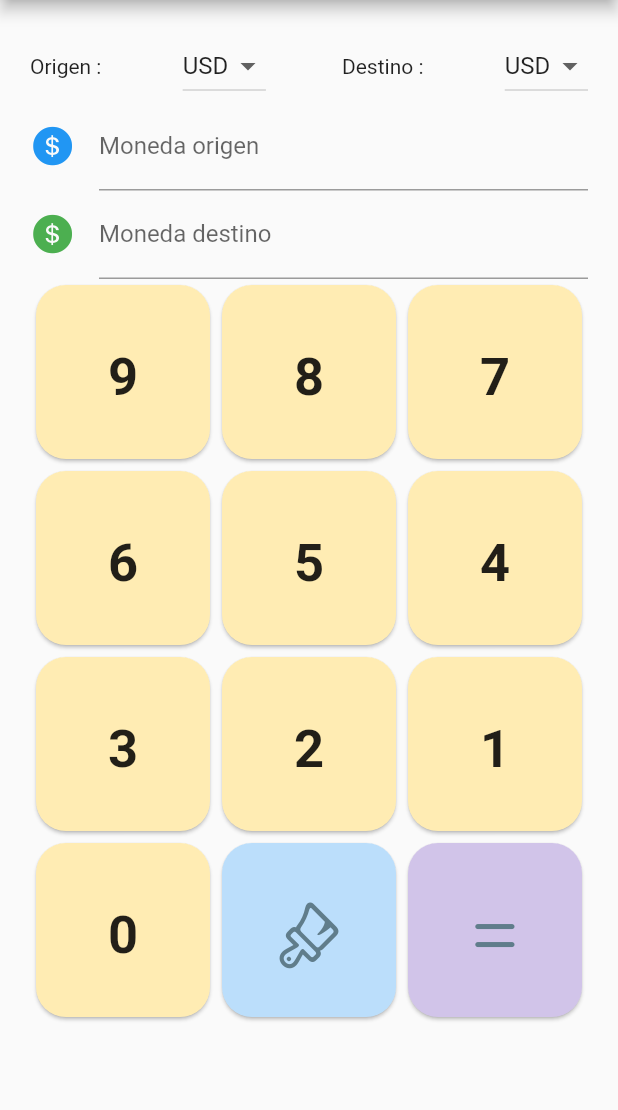
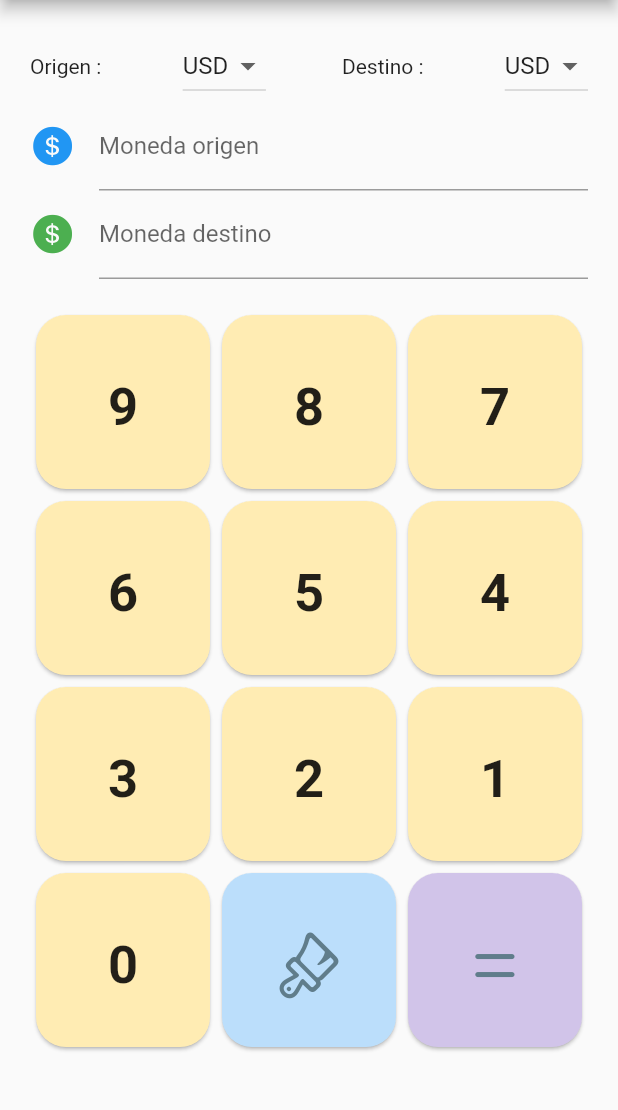
Before and after one commit to PatriciaChaH/Team2_Ciclo4b, a Flutter app: the screen it shows after launch, on a phone screen of 412 x 824 dp, the part 84-1194 px from its top. Run offline on Flutter 3.47's test engine with Material 2 defaults, Android fonts, the phone set to English and light mode, and no system bars.

Commit message:
Espacio-entre-Textfield-GridView

```diff
--- a/Ciclo4b_Team2/lib/main.dart
+++ b/Ciclo4b_Team2/lib/main.dart
@@ -98,6 +98,7 @@ class _MyHomePageState extends State<MyHomePage> {
       body: Padding(
           padding: EdgeInsets.all(20),
           child: Column(
+            mainAxisAlignment: MainAxisAlignment.spaceAround,
             children: [
               Row(
                 mainAxisAlignment: MainAxisAlignment.spaceBetween,
@@ -146,6 +147,7 @@ class _MyHomePageState extends State<MyHomePage> {
                       color: Colors.green,
                     )),
               ),
+              Padding(padding: EdgeInsets.all(10)),
               Expanded(
                 child: GridView.builder(
                   gridDelegate: const SliverGridDelegateWithFixedCrossAxisCount(
```
